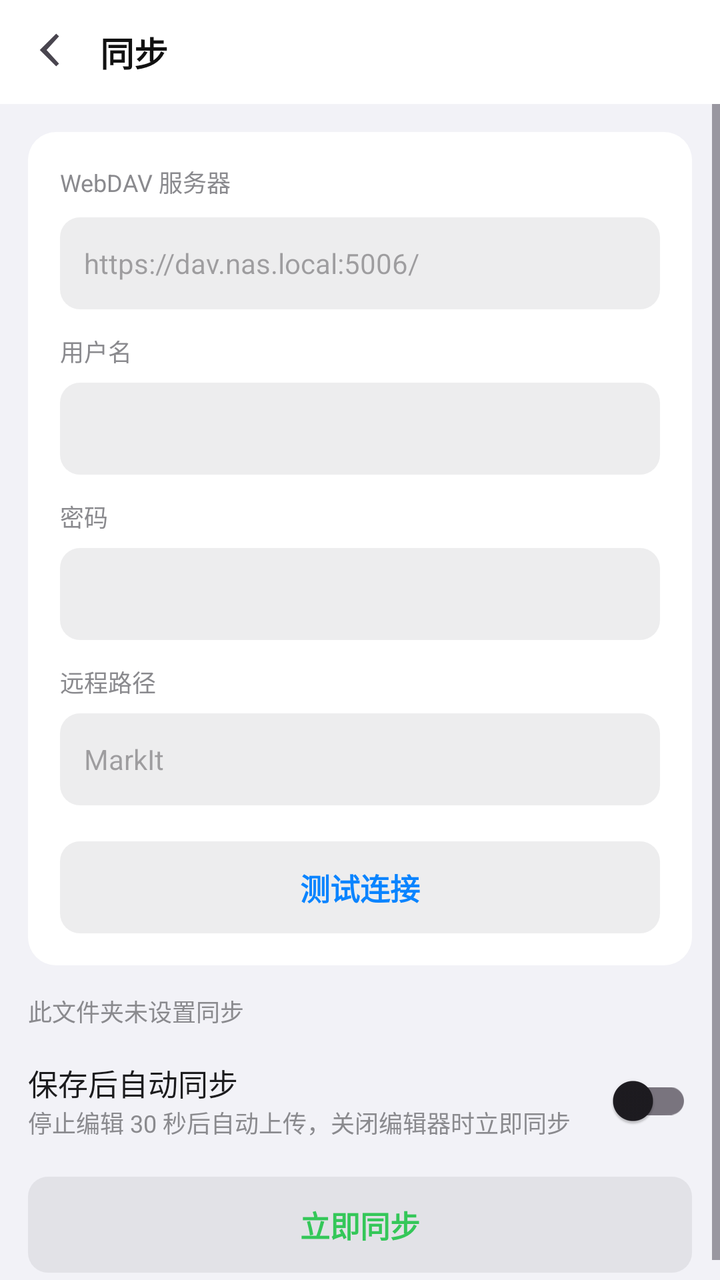
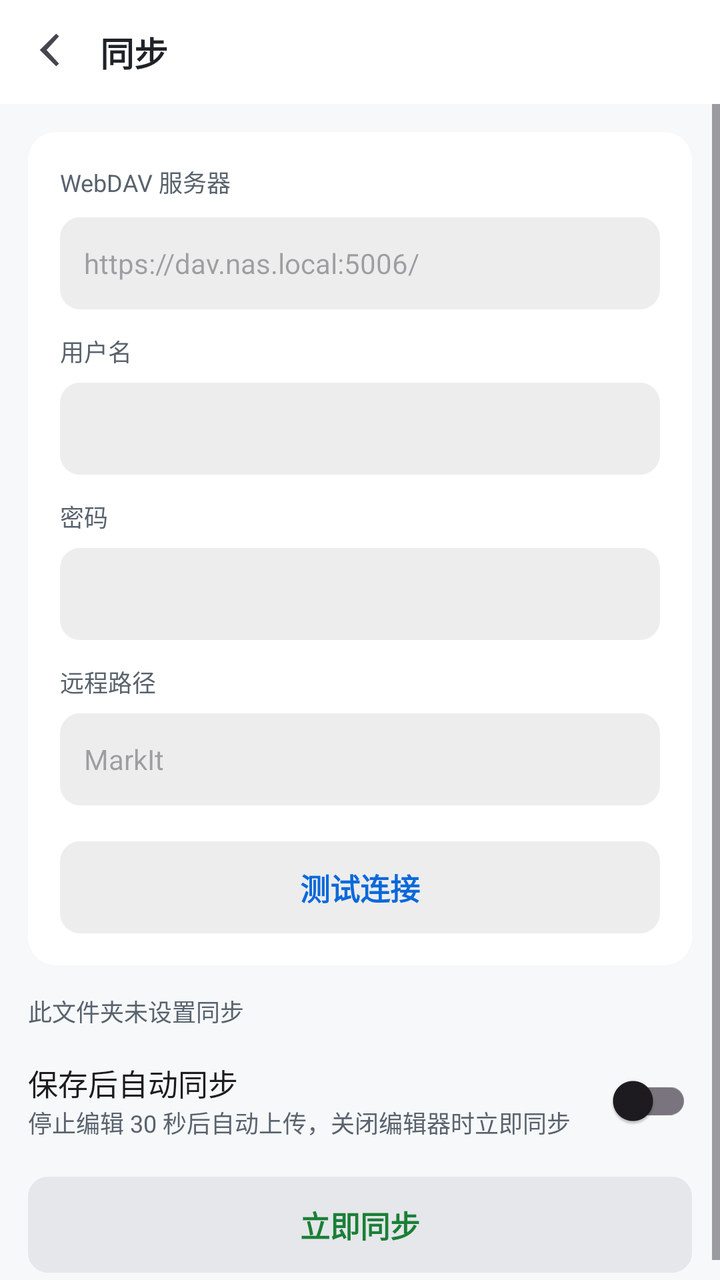

An Android layout rendered at two revisions. The XML below is the earlier revision; the diff shows what the commit changed to produce the second picture.
<!-- AndroidManifest.xml: application theme Theme.Markit -->
<!-- res/layout/fragment_sync.xml -->
<?xml version="1.0" encoding="utf-8"?>
<LinearLayout xmlns:android="http://schemas.android.com/apk/res/android"
    android:layout_width="match_parent"
    android:layout_height="match_parent"
    android:orientation="vertical"
    android:background="#F2F2F7">

    
    <LinearLayout
        android:id="@+id/syncTopBar"
        android:layout_width="match_parent"
        android:layout_height="wrap_content"
        android:minHeight="52dp"
        android:orientation="horizontal"
        android:gravity="center_vertical"
        android:background="#FFFFFF"
        android:paddingStart="6dp"
        android:paddingEnd="12dp">

        <ImageButton
            android:id="@+id/syncBack"
            android:layout_width="40dp"
            android:layout_height="40dp"
            android:src="@drawable/ic_arrow_back"
            android:background="?android:attr/selectableItemBackgroundBorderless"
            android:contentDescription="返回" />

        <TextView
            android:id="@+id/syncTitle"
            android:layout_width="0dp"
            android:layout_height="wrap_content"
            android:layout_weight="1"
            android:layout_marginStart="4dp"
            android:text="同步"
            android:textSize="17sp"
            android:textStyle="bold"
            android:textColor="#111111" />
    </LinearLayout>

    <ScrollView
        android:id="@+id/syncScroll"
        android:layout_width="match_parent"
        android:layout_height="0dp"
        android:layout_weight="1"
        android:fillViewport="true">

    <LinearLayout
        android:layout_width="match_parent"
        android:layout_height="wrap_content"
        android:orientation="vertical"
        android:padding="14dp">

        <LinearLayout
            android:layout_width="match_parent"
            android:layout_height="wrap_content"
            android:orientation="vertical"
            android:background="@drawable/bg_card"
            android:padding="16dp">

            <TextView android:layout_width="wrap_content" android:layout_height="wrap_content"
                android:text="WebDAV 服务器" android:textSize="12sp" android:textColor="#8A8A8E" />

            <EditText android:id="@+id/davUrl" android:layout_width="match_parent"
                android:layout_height="46dp" android:layout_marginTop="9dp"
                android:background="@drawable/bg_search" android:paddingStart="12dp"
                android:paddingEnd="12dp" android:textSize="14sp"
                android:hint="https://dav.nas.local:5006/" android:inputType="textUri"
                android:importantForAutofill="no" />

            <TextView android:layout_width="wrap_content" android:layout_height="wrap_content"
                android:text="用户名" android:textSize="12sp" android:textColor="#8A8A8E"
                android:layout_marginTop="12dp" />

            <EditText android:id="@+id/davUser" android:layout_width="match_parent"
                android:layout_height="46dp" android:layout_marginTop="7dp"
                android:background="@drawable/bg_search" android:paddingStart="12dp"
                android:paddingEnd="12dp" android:textSize="14sp"
                android:inputType="text" android:importantForAutofill="no" />

            <TextView android:layout_width="wrap_content" android:layout_height="wrap_content"
                android:text="密码" android:textSize="12sp" android:textColor="#8A8A8E"
                android:layout_marginTop="12dp" />

            <EditText android:id="@+id/davPass" android:layout_width="match_parent"
                android:layout_height="46dp" android:layout_marginTop="7dp"
                android:background="@drawable/bg_search" android:paddingStart="12dp"
                android:paddingEnd="12dp" android:textSize="14sp"
                android:inputType="textPassword" android:importantForAutofill="no" />

            <TextView android:layout_width="wrap_content" android:layout_height="wrap_content"
                android:text="远程路径" android:textSize="12sp" android:textColor="#8A8A8E"
                android:layout_marginTop="12dp" />

            <EditText android:id="@+id/davPath" android:layout_width="match_parent"
                android:layout_height="46dp" android:layout_marginTop="7dp"
                android:background="@drawable/bg_search" android:paddingStart="12dp"
                android:paddingEnd="12dp" android:textSize="14sp"
                android:hint="MarkIt" android:inputType="text"
                android:importantForAutofill="no" />

            <TextView android:id="@+id/btnTest" android:layout_width="match_parent"
                android:layout_height="46dp" android:layout_marginTop="18dp"
                android:background="@drawable/bg_search" android:gravity="center"
                android:text="测试连接" android:textSize="15sp" android:textStyle="bold"
                android:textColor="#0A84FF" />
        </LinearLayout>

        <TextView android:id="@+id/syncStatus" android:layout_width="match_parent"
            android:layout_height="wrap_content" android:layout_marginTop="14dp"
            android:layout_marginBottom="12dp" android:textSize="12sp" android:textColor="#8A8A8E"
            android:text="此文件夹未设置同步" />

        <LinearLayout android:layout_width="match_parent" android:layout_height="wrap_content"
            android:orientation="horizontal" android:gravity="center_vertical"
            android:layout_marginBottom="14dp">
            <LinearLayout android:layout_width="0dp" android:layout_height="wrap_content"
                android:layout_weight="1" android:orientation="vertical">
                <TextView android:layout_width="wrap_content" android:layout_height="wrap_content"
                    android:text="保存后自动同步" android:textSize="15sp" android:textColor="#1C1C1E" />
                <TextView android:layout_width="wrap_content" android:layout_height="wrap_content"
                    android:text="停止编辑 30 秒后自动上传，关闭编辑器时立即同步"
                    android:textSize="12sp" android:textColor="#8A8A8E" />
            </LinearLayout>
            <androidx.appcompat.widget.SwitchCompat android:id="@+id/swAutoSync"
                android:layout_width="wrap_content" android:layout_height="wrap_content" />
        </LinearLayout>

        <TextView android:id="@+id/btnSyncNow" android:layout_width="match_parent"
            android:layout_height="48dp" android:background="@drawable/bg_search"
            android:gravity="center" android:text="立即同步"
            android:textSize="15sp" android:textStyle="bold" android:textColor="#34C759" />

        <TextView android:id="@+id/btnRemoveSync" android:layout_width="match_parent"
            android:layout_height="46dp" android:layout_marginTop="10dp"
            android:background="@drawable/bg_search" android:gravity="center"
            android:text="停止同步此文件夹" android:textSize="14sp"
            android:textColor="#FF3B30" android:visibility="gone" />

    </LinearLayout>
    </ScrollView>
</LinearLayout>
<!-- resources referenced by this layout -->
<resources>
  <!-- drawable bg_card (drawable) -->
  <?xml version="1.0" encoding="utf-8"?>
  <shape xmlns:android="http://schemas.android.com/apk/res/android" android:shape="rectangle">
      <solid android:color="#FFFFFF" />
      <corners android:radius="14dp" />
  </shape>
  <!-- drawable bg_search (drawable) -->
  <?xml version="1.0" encoding="utf-8"?>
  <shape xmlns:android="http://schemas.android.com/apk/res/android" android:shape="rectangle">
      <solid android:color="#22767680" />
      <corners android:radius="10dp" />
  </shape>
  <!-- drawable ic_arrow_back (drawable) -->
  <?xml version="1.0" encoding="utf-8"?>
  <vector xmlns:android="http://schemas.android.com/apk/res/android"
      android:width="24dp" android:height="24dp"
      android:viewportWidth="24" android:viewportHeight="24"
      android:tint="?attr/colorControlNormal">
      <path android:fillColor="@android:color/white"
          android:pathData="M15.5,4.2 L14.1,2.8 L5.9,11 L14.1,19.2 L15.5,17.8 L9.3,11 Z" />
  </vector>
  <style name="Theme.Markit" parent="Theme.Material3.DayNight.NoActionBar">
          <item name="colorPrimary">#0A84FF</item>
      </style>
</resources>

<!-- the commit's change to res/layout/fragment_sync.xml (unified diff, before → after) -->
@@ -3,7 +3,7 @@
     android:layout_width="match_parent"
     android:layout_height="match_parent"
     android:orientation="vertical"
-    android:background="#F2F2F7">
+    android:background="@color/bg_inset">
 
     
     <LinearLayout
@@ -13,7 +13,7 @@
         android:minHeight="52dp"
         android:orientation="horizontal"
         android:gravity="center_vertical"
-        android:background="#FFFFFF"
+        android:background="@color/bg_canvas"
         android:paddingStart="6dp"
         android:paddingEnd="12dp">
 
@@ -34,7 +34,7 @@
             android:text="同步"
             android:textSize="17sp"
             android:textStyle="bold"
-            android:textColor="#111111" />
+            android:textColor="@color/fg_default" />
     </LinearLayout>
 
     <ScrollView
@@ -58,7 +58,7 @@
             android:padding="16dp">
 
             <TextView android:layout_width="wrap_content" android:layout_height="wrap_content"
-                android:text="WebDAV 服务器" android:textSize="12sp" android:textColor="#8A8A8E" />
+                android:text="WebDAV 服务器" android:textSize="12sp" android:textColor="@color/fg_muted" />
 
             <EditText android:id="@+id/davUrl" android:layout_width="match_parent"
                 android:layout_height="46dp" android:layout_marginTop="9dp"
@@ -68,7 +68,7 @@
                 android:importantForAutofill="no" />
 
             <TextView android:layout_width="wrap_content" android:layout_height="wrap_content"
-                android:text="用户名" android:textSize="12sp" android:textColor="#8A8A8E"
+                android:text="用户名" android:textSize="12sp" android:textColor="@color/fg_muted"
                 android:layout_marginTop="12dp" />
 
             <EditText android:id="@+id/davUser" android:layout_width="match_parent"
@@ -78,7 +78,7 @@
                 android:inputType="text" android:importantForAutofill="no" />
 
             <TextView android:layout_width="wrap_content" android:layout_height="wrap_content"
-                android:text="密码" android:textSize="12sp" android:textColor="#8A8A8E"
+                android:text="密码" android:textSize="12sp" android:textColor="@color/fg_muted"
                 android:layout_marginTop="12dp" />
 
             <EditText android:id="@+id/davPass" android:layout_width="match_parent"
@@ -88,7 +88,7 @@
                 android:inputType="textPassword" android:importantForAutofill="no" />
 
             <TextView android:layout_width="wrap_content" android:layout_height="wrap_content"
-                android:text="远程路径" android:textSize="12sp" android:textColor="#8A8A8E"
+                android:text="远程路径" android:textSize="12sp" android:textColor="@color/fg_muted"
                 android:layout_marginTop="12dp" />
 
             <EditText android:id="@+id/davPath" android:layout_width="match_parent"
@@ -102,12 +102,12 @@
                 android:layout_height="46dp" android:layout_marginTop="18dp"
                 android:background="@drawable/bg_search" android:gravity="center"
                 android:text="测试连接" android:textSize="15sp" android:textStyle="bold"
-                android:textColor="#0A84FF" />
+                android:textColor="@color/accent" />
         </LinearLayout>
 
         <TextView android:id="@+id/syncStatus" android:layout_width="match_parent"
             android:layout_height="wrap_content" android:layout_marginTop="14dp"
-            android:layout_marginBottom="12dp" android:textSize="12sp" android:textColor="#8A8A8E"
+            android:layout_marginBottom="12dp" android:textSize="12sp" android:textColor="@color/fg_muted"
             android:text="此文件夹未设置同步" />
 
         <LinearLayout android:layout_width="match_parent" android:layout_height="wrap_content"
@@ -119,7 +119,7 @@
                     android:text="保存后自动同步" android:textSize="15sp" android:textColor="#1C1C1E" />
                 <TextView android:layout_width="wrap_content" android:layout_height="wrap_content"
                     android:text="停止编辑 30 秒后自动上传，关闭编辑器时立即同步"
-                    android:textSize="12sp" android:textColor="#8A8A8E" />
+                    android:textSize="12sp" android:textColor="@color/fg_muted" />
             </LinearLayout>
             <androidx.appcompat.widget.SwitchCompat android:id="@+id/swAutoSync"
                 android:layout_width="wrap_content" android:layout_height="wrap_content" />
@@ -128,13 +128,13 @@
         <TextView android:id="@+id/btnSyncNow" android:layout_width="match_parent"
             android:layout_height="48dp" android:background="@drawable/bg_search"
             android:gravity="center" android:text="立即同步"
-            android:textSize="15sp" android:textStyle="bold" android:textColor="#34C759" />
+            android:textSize="15sp" android:textStyle="bold" android:textColor="@color/success" />
 
         <TextView android:id="@+id/btnRemoveSync" android:layout_width="match_parent"
             android:layout_height="46dp" android:layout_marginTop="10dp"
             android:background="@drawable/bg_search" android:gravity="center"
             android:text="停止同步此文件夹" android:textSize="14sp"
-            android:textColor="#FF3B30" android:visibility="gone" />
+            android:textColor="@color/danger" android:visibility="gone" />
 
     </LinearLayout>
     </ScrollView>
<!-- resource entries referenced after the edit -->
@@ -1,5 +1,12 @@
 <!-- resources referenced by this layout -->
 <resources>
+  <color name="accent">#0969DA</color>
+  <color name="bg_canvas">#FFFFFF</color>
+  <color name="bg_inset">#F6F8FA</color>
+  <color name="danger">#CF222E</color>
+  <color name="fg_default">#1F2328</color>
+  <color name="fg_muted">#59636E</color>
+  <color name="success">#1A7F37</color>
   <!-- drawable bg_card (drawable) -->
   <?xml version="1.0" encoding="utf-8"?>
   <shape xmlns:android="http://schemas.android.com/apk/res/android" android:shape="rectangle">
@@ -22,7 +29,11 @@
           android:pathData="M15.5,4.2 L14.1,2.8 L5.9,11 L14.1,19.2 L15.5,17.8 L9.3,11 Z" />
   </vector>
   <style name="Theme.Markit" parent="Theme.Material3.DayNight.NoActionBar">
-          <item name="colorPrimary">#0A84FF</item>
+          <item name="colorPrimary">@color/accent</item>
+          <item name="android:windowBackground">@color/bg_canvas</item>
+          
+          <item name="android:statusBarColor">@android:color/transparent</item>
+          <item name="android:navigationBarColor">@android:color/transparent</item>
       </style>
 </resources>
 
